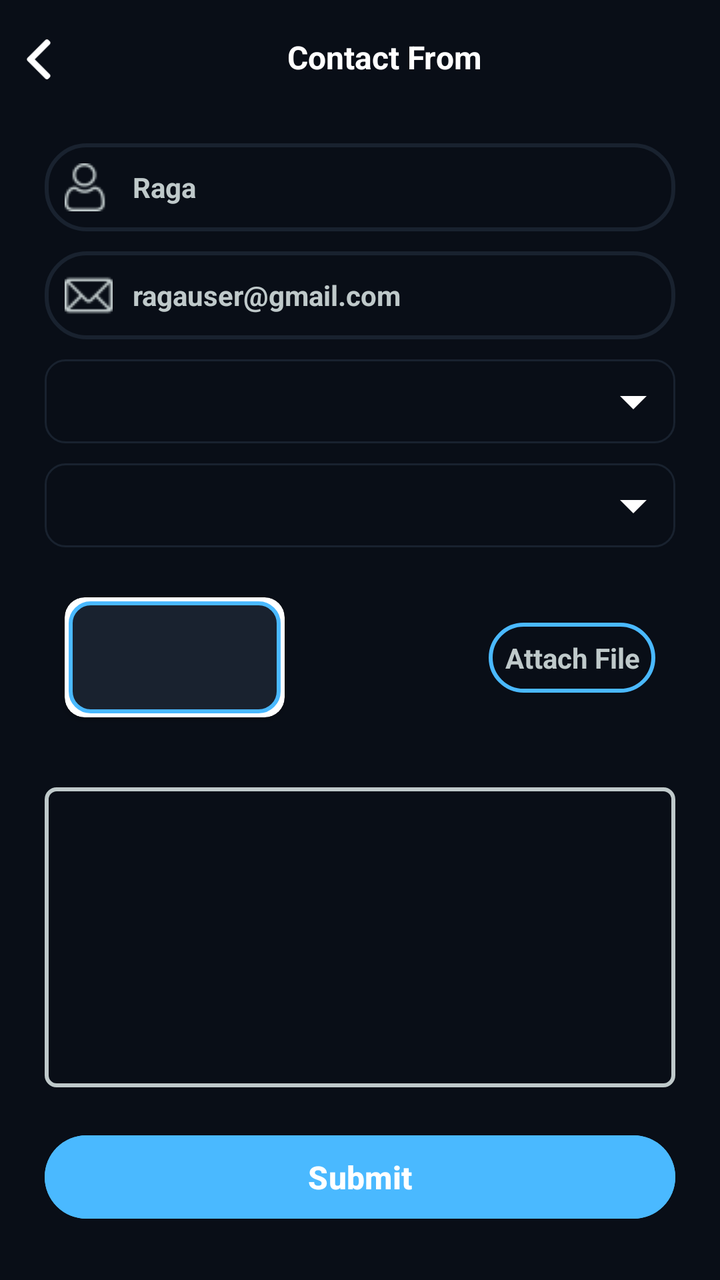
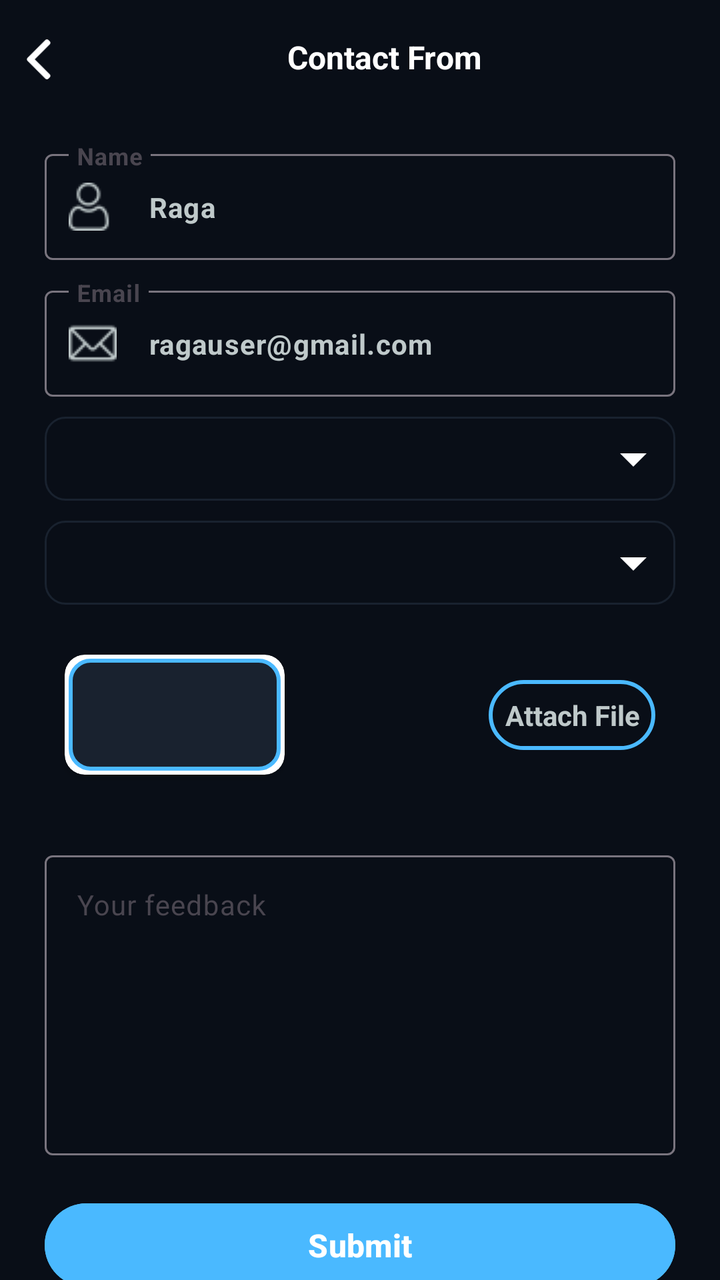

The first picture is an Android layout as it rendered before a commit; the second is the same layout after the commit. The layout source and the unified diff follow.
<!-- AndroidManifest.xml: application theme Theme.StreamingApp -->
<!-- res/layout/fragment_contact.xml -->
<?xml version="1.0" encoding="utf-8"?>
<androidx.constraintlayout.widget.ConstraintLayout xmlns:android="http://schemas.android.com/apk/res/android"
    xmlns:app="http://schemas.android.com/apk/res-auto"
    xmlns:tools="http://schemas.android.com/tools"
    android:layout_width="match_parent"
    android:layout_height="match_parent"
    android:background="@color/blmain"
    tools:context=".presentation.view.ContactFragment">

    <androidx.constraintlayout.widget.Guideline
        android:id="@+id/mainglTop"
        android:layout_width="wrap_content"
        android:layout_height="wrap_content"
        android:orientation="horizontal"
        app:layout_constraintGuide_percent="0.02" />

    <androidx.constraintlayout.widget.Guideline
        android:id="@+id/mainglBottom"
        android:layout_width="wrap_content"
        android:layout_height="wrap_content"
        android:orientation="horizontal"
        app:layout_constraintGuide_percent="0.98" />

    <androidx.constraintlayout.widget.Guideline
        android:id="@+id/mainglLeft"
        android:layout_width="wrap_content"
        android:layout_height="wrap_content"
        android:orientation="vertical"
        app:layout_constraintGuide_percent="0.02" />

    <androidx.constraintlayout.widget.Guideline
        android:id="@+id/mainglRight"
        android:layout_width="wrap_content"
        android:layout_height="wrap_content"
        android:orientation="vertical"
        app:layout_constraintGuide_percent="0.98" />


    <ImageView
        android:id="@+id/backIv"
        android:layout_width="24dp"
        android:layout_height="24dp"
        android:layout_marginTop="5dp"
        android:padding="2dp"
        android:src="@drawable/backgrey64px"
        android:tint="@color/white"
        app:layout_constraintTop_toBottomOf="@+id/mainglTop"
        app:layout_constraintStart_toStartOf="@+id/mainglLeft"
        tools:ignore="UseAppTint" />

    <TextView
        android:layout_width="0dp"
        android:layout_height="wrap_content"
        android:layout_margin="5dp"
        android:elevation="4dp"
        android:text="Contact From"
        android:textColor="@color/white"
        android:textAlignment="center"
        android:textSize="16sp"
        android:textStyle="bold"
        app:layout_constraintTop_toBottomOf="@+id/mainglTop"
        app:layout_constraintEnd_toStartOf="@+id/mainglRight"
        app:layout_constraintStart_toEndOf="@+id/backIv"/>



    <ScrollView
        android:layout_width="0dp"
        android:layout_height="wrap_content"
        android:fillViewport="true"
        android:scrollbars="none"
        app:layout_constraintEnd_toEndOf="@id/mainglRight"
        app:layout_constraintStart_toStartOf="@id/mainglLeft"
        app:layout_constraintTop_toBottomOf="@+id/backIv"
        >

        <LinearLayout
            android:layout_width="match_parent"
            android:layout_height="wrap_content"
            android:paddingTop="20dp"
            android:orientation="vertical">

            <EditText
                android:id="@+id/nameEdt"
                android:layout_width="match_parent"
                android:layout_height="wrap_content"
                android:layout_marginTop="10dp"
                android:layout_marginStart="15dp"
                android:layout_marginEnd="15dp"
                android:layout_gravity="center"
                android:textStyle="bold"
                android:gravity="start|center"
                android:inputType="text"
                android:text="Raga"
                android:textColor="@color/iconColor"
                android:textSize="14sp"
                android:padding="10dp"
                android:drawableStart="@drawable/person24px"
                android:drawableTint="@color/iconColor"
                android:drawablePadding="10dp"
                android:background="@drawable/lgtransparentlgblackstroke_bg"/>

            <EditText
                android:id="@+id/emailEdt"
                android:layout_width="match_parent"
                android:layout_height="wrap_content"
                android:layout_marginTop="10dp"
                android:layout_marginStart="15dp"
                android:layout_marginEnd="15dp"
                android:textStyle="bold"
                android:layout_gravity="center"
                android:gravity="start|center"
                android:inputType="textEmailAddress"
                android:text="ragauser@gmail.com"
                android:textColor="@color/iconColor"
                android:textSize="14sp"
                android:padding="10dp"
                android:drawableStart="@drawable/email24px"
                android:drawableTint="@color/iconColor"
                android:drawablePadding="10dp"
                android:background="@drawable/lgtransparentlgblackstroke_bg"/>

            <Spinner
                android:id="@+id/mobileType"
                android:layout_width="match_parent"
                android:layout_height="wrap_content"
                android:layout_marginTop="10dp"
                android:layout_marginStart="15dp"
                android:layout_marginEnd="15dp"
                android:layout_gravity="center"
                android:gravity="start|center"
                android:padding="10dp"
                android:background="@drawable/spinnerstroke_bg"
                android:popupBackground="@drawable/lgblackbluestroke_bg"
                android:textColor="@color/iconColor"
                android:textStyle="bold"
                android:textSize="14sp"
                android:dropDownVerticalOffset="10dp"
                android:spinnerItemStyle="@color/iconColor"
                android:spinnerMode="dropdown"
                style="@style/SpinnerDropDownItemStyle"/>


            <Spinner
                android:id="@+id/purposeType"
                android:layout_width="match_parent"
                android:layout_height="wrap_content"
                android:layout_marginTop="10dp"
                android:layout_marginStart="15dp"
                android:layout_marginEnd="15dp"
                android:layout_gravity="center"
                android:gravity="start|center"
                android:padding="10dp"
                android:background="@drawable/spinnerstroke_bg"
                android:popupBackground="@drawable/lgblackbluestroke_bg"
                android:textColor="@color/iconColor"
                android:textStyle="bold"
                android:textSize="14sp"
                android:dropDownVerticalOffset="10dp"
                android:spinnerItemStyle="@color/iconColor"
                android:spinnerMode="dropdown"
                style="@style/SpinnerDropDownItemStyle"/>





            <androidx.constraintlayout.widget.ConstraintLayout
                android:layout_width="match_parent"
                android:layout_height="wrap_content"
                android:layout_margin="15dp"
                android:layout_gravity="center"
                >

                <androidx.cardview.widget.CardView
                    android:layout_width="110dp"
                    android:layout_height="60dp"
                    app:cardCornerRadius="10dp"
                    android:layout_margin="10dp"
                    android:background="@android:color/transparent"
                    app:layout_constraintStart_toStartOf="parent"
                    app:layout_constraintTop_toTopOf="parent"
                    app:layout_constraintBottom_toBottomOf="parent">

                    <ImageView
                        android:id="@+id/imgIv"
                        android:layout_width="match_parent"
                        android:layout_height="match_parent"
                        android:layout_margin="2dp"
                        android:background="@drawable/lgblackbluestroke_bg"/>
                </androidx.cardview.widget.CardView>

                <TextView
                    android:id="@+id/attachFileTv"
                    android:layout_width="wrap_content"
                    android:layout_height="wrap_content"
                    android:layout_gravity="center"
                    android:layout_margin="10dp"
                    android:gravity="center"
                    android:padding="8dp"
                    android:text="Attach File"
                    android:textStyle="bold"
                    android:textSize="14sp"
                    android:textColor="@color/iconColor"
                    android:background="@drawable/lgtransparentbluestroke_bg"
                    app:layout_constraintEnd_toEndOf="parent"
                    app:layout_constraintTop_toTopOf="parent"
                    app:layout_constraintBottom_toBottomOf="parent"/>


            </androidx.constraintlayout.widget.ConstraintLayout>

            <EditText
                android:id="@+id/feedbackEdt"
                android:layout_width="match_parent"
                android:layout_height="150dp"
                android:layout_gravity="center"
                android:padding="4dp"
                android:gravity="top|start|center"
                android:layout_marginTop="10dp"
                android:layout_marginStart="15dp"
                android:layout_marginEnd="15dp"
                android:inputType="text"
                android:textColor="@color/white"
                android:textSize="14sp"
                android:background="@drawable/lgtransparentgreystroke_bg"/>

            <Button
                android:id="@+id/submitTv"
                android:layout_width="match_parent"
                android:layout_height="wrap_content"
                android:layout_gravity="center"
                android:gravity="center"
                android:layout_marginTop="20dp"
                android:layout_marginStart="15dp"
                android:layout_marginEnd="15dp"
                android:padding="10dp"
                android:text="Submit"
                android:textColor="@color/white"
                android:textSize="16sp"
                android:textStyle="bold"
                android:backgroundTint="@color/bluemain"
                />
            


        </LinearLayout>

    </ScrollView>


</androidx.constraintlayout.widget.ConstraintLayout>
<!-- resources referenced by this layout -->
<resources>
  <color name="blmain">#090E17</color>
  <color name="bluemain">#4AB9FF</color>
  <color name="iconColor">#BFC9CA</color>
  <color name="white">#FFFFFFFF</color>
  <!-- drawable lgblackbluestroke_bg (drawable) -->
  <?xml version="1.0" encoding="utf-8"?>
  <layer-list xmlns:android="http://schemas.android.com/apk/res/android">
      
      <item>
          <shape android:shape="rectangle">
              <stroke android:width="2dp" android:color="@color/bluemain"/>
              <solid android:color="@color/lgblackmain" />
              <corners android:radius="10dp" /> 
          </shape>
      </item>
  
  
  
  
  
  
  
  
  
  </layer-list>
  <!-- drawable lgtransparentbluestroke_bg (drawable) -->
  <?xml version="1.0" encoding="utf-8"?>
  <layer-list xmlns:android="http://schemas.android.com/apk/res/android">
      
      <item>
          <shape android:shape="rectangle">
              <stroke android:width="2dp" android:color="@color/bluemain"/>
              <solid android:color="@android:color/transparent" />
              <corners android:radius="20dp" /> 
          </shape>
      </item>
  
  
  
  
  
  
  
  
  
  </layer-list>
  <!-- drawable lgtransparentgreystroke_bg (drawable) -->
  <?xml version="1.0" encoding="utf-8"?>
  <layer-list xmlns:android="http://schemas.android.com/apk/res/android">
      
      <item>
          <shape android:shape="rectangle">
              <stroke android:width="2dp" android:color="@color/iconColor"/>
              <solid android:color="@android:color/transparent" />
              <corners android:radius="5dp" /> 
          </shape>
      </item>
  
  
  
  
  
  
  
  
  
  </layer-list>
  <!-- drawable lgtransparentlgblackstroke_bg (drawable) -->
  <?xml version="1.0" encoding="utf-8"?>
  <layer-list xmlns:android="http://schemas.android.com/apk/res/android">
      
      <item>
          <shape android:shape="rectangle">
              <stroke android:width="2dp" android:color="@color/lgblackmain"/>
              <solid android:color="@android:color/transparent" />
              <corners android:radius="20dp" /> 
          </shape>
      </item>
  
  
  </layer-list>
  <!-- drawable spinnerstroke_bg (drawable) -->
  <?xml version="1.0" encoding="utf-8"?>
  <layer-list xmlns:android="http://schemas.android.com/apk/res/android">
      
      <item>
          <shape android:shape="rectangle">
              <stroke android:width="1dp" android:color="@color/lgblackmain"/>
              <solid android:color="@android:color/transparent" />
              <corners android:radius="10dp" /> 
          </shape>
      </item>
  
      
      <item
          android:drawable="@drawable/arrow_drop_down"
          android:gravity="end|center_vertical"
          android:left="10dp"
          android:top="5dp"
          android:right="5dp"
          android:bottom="5dp"/>
  </layer-list>
  <style name="SpinnerDropDownItemStyle" parent="TextAppearance.AppCompat.Widget.DropDownItem">
          <item name="android:textColor">@color/white</item>
      </style>
  <style name="Theme.StreamingApp" parent="Base.Theme.StreamingApp" />
  <color name="lgblackmain">#19222F</color>
  <!-- drawable arrow_drop_down (drawable) -->
  <?xml version="1.0" encoding="utf-8"?>
  <vector xmlns:android="http://schemas.android.com/apk/res/android"
      android:width="32dp"
      android:height="32dp"
      android:viewportWidth="24.0"
      android:viewportHeight="24.0">
  
      <path
          android:fillColor="@color/white"
          android:pathData="M7 10l5 5 5-5z" />
  
  </vector>
  <style name="Base.Theme.StreamingApp" parent="Theme.Material3.DayNight.NoActionBar">
          
          <item name="android:navigationBarColor">@android:color/transparent</item>
  
          
          <item name="android:windowTranslucentStatus">false</item>
          <item name="android:windowTranslucentNavigation">false</item>
          <item name="android:statusBarColor">@color/bluemain</item>
          <item name="android:windowLightStatusBar">true</item>
          <item name="android:windowContentOverlay">@null</item>
  
          <item name="android:windowIsTranslucent">true</item>
  
      </style>
  <!-- unchanged entries left out for length: 3 -->
</resources>

<!-- the commit's change to res/layout/fragment_contact.xml (unified diff, before → after) -->
@@ -4,7 +4,7 @@
     xmlns:tools="http://schemas.android.com/tools"
     android:layout_width="match_parent"
     android:layout_height="match_parent"
-    android:background="@color/blmain"
+
     tools:context=".presentation.view.ContactFragment">
 
     <androidx.constraintlayout.widget.Guideline
@@ -43,6 +43,7 @@
         android:layout_marginTop="5dp"
         android:padding="2dp"
         android:src="@drawable/backgrey64px"
+        android:contentDescription="@string/back"
         android:tint="@color/white"
         app:layout_constraintTop_toBottomOf="@+id/mainglTop"
         app:layout_constraintStart_toStartOf="@+id/mainglLeft"
@@ -80,45 +81,54 @@
             android:paddingTop="20dp"
             android:orientation="vertical">
 
-            <EditText
-                android:id="@+id/nameEdt"
-                android:layout_width="match_parent"
-                android:layout_height="wrap_content"
-                android:layout_marginTop="10dp"
-                android:layout_marginStart="15dp"
-                android:layout_marginEnd="15dp"
-                android:layout_gravity="center"
-                android:textStyle="bold"
-                android:gravity="start|center"
-                android:inputType="text"
-                android:text="Raga"
-                android:textColor="@color/iconColor"
-                android:textSize="14sp"
-                android:padding="10dp"
-                android:drawableStart="@drawable/person24px"
-                android:drawableTint="@color/iconColor"
-                android:drawablePadding="10dp"
-                android:background="@drawable/lgtransparentlgblackstroke_bg"/>
-
-            <EditText
-                android:id="@+id/emailEdt"
-                android:layout_width="match_parent"
-                android:layout_height="wrap_content"
-                android:layout_marginTop="10dp"
-                android:layout_marginStart="15dp"
-                android:layout_marginEnd="15dp"
-                android:textStyle="bold"
-                android:layout_gravity="center"
-                android:gravity="start|center"
-                android:inputType="textEmailAddress"
-                android:text="ragauser@gmail.com"
-                android:textColor="@color/iconColor"
-                android:textSize="14sp"
-                android:padding="10dp"
-                android:drawableStart="@drawable/email24px"
-                android:drawableTint="@color/iconColor"
-                android:drawablePadding="10dp"
-                android:background="@drawable/lgtransparentlgblackstroke_bg"/>
+            <com.google.android.material.textfield.TextInputLayout
+                android:layout_width="match_parent"
+                android:layout_height="wrap_content"
+                android:layout_marginTop="10dp"
+                android:layout_marginStart="15dp"
+                android:layout_marginEnd="15dp"
+                app:startIconDrawable="@drawable/person24px"
+                app:startIconTint="@color/iconColor"
+                app:boxBackgroundMode="outline"
+                app:hintTextColor="@color/iconColor"
+                android:hint="Name">
+
+                <com.google.android.material.textfield.TextInputEditText
+                    android:id="@+id/nameEdt"
+                    android:layout_width="match_parent"
+                    android:layout_height="wrap_content"
+                    android:autofillHints="name"
+                    android:inputType="textPersonName"
+                    android:text="Raga"
+                    android:textColor="@color/iconColor"
+                    android:textSize="14sp"
+                    android:textStyle="bold"/>
+            </com.google.android.material.textfield.TextInputLayout>
+
+
+            <com.google.android.material.textfield.TextInputLayout
+                android:layout_width="match_parent"
+                android:layout_height="wrap_content"
+                android:layout_marginTop="10dp"
+                android:layout_marginStart="15dp"
+                android:layout_marginEnd="15dp"
+                app:startIconDrawable="@drawable/email24px"
+                app:startIconTint="@color/iconColor"
+                app:boxBackgroundMode="outline"
+                android:hint="Email">
+
+                <com.google.android.material.textfield.TextInputEditText
+                    android:id="@+id/emailEdt"
+                    android:layout_width="match_parent"
+                    android:layout_height="wrap_content"
+                    android:autofillHints="emailAddress"
+                    android:inputType="textEmailAddress"
+                    android:text="ragauser@gmail.com"
+                    android:textColor="@color/iconColor"
+                    android:textSize="14sp"
+                    android:textStyle="bold"/>
+            </com.google.android.material.textfield.TextInputLayout>
+
 
             <Spinner
                 android:id="@+id/mobileType"
@@ -187,6 +197,7 @@
                         android:layout_width="match_parent"
                         android:layout_height="match_parent"
                         android:layout_margin="2dp"
+                        android:contentDescription="@string/user_photo_description"
                         android:background="@drawable/lgblackbluestroke_bg"/>
                 </androidx.cardview.widget.CardView>
 
@@ -210,20 +221,26 @@
 
             </androidx.constraintlayout.widget.ConstraintLayout>
 
-            <EditText
-                android:id="@+id/feedbackEdt"
-                android:layout_width="match_parent"
-                android:layout_height="150dp"
-                android:layout_gravity="center"
-                android:padding="4dp"
-                android:gravity="top|start|center"
-                android:layout_marginTop="10dp"
-                android:layout_marginStart="15dp"
-                android:layout_marginEnd="15dp"
-                android:inputType="text"
-                android:textColor="@color/white"
-                android:textSize="14sp"
-                android:background="@drawable/lgtransparentgreystroke_bg"/>
+            <com.google.android.material.textfield.TextInputLayout
+                android:layout_width="match_parent"
+                android:layout_height="wrap_content"
+                android:layout_marginTop="10dp"
+                android:layout_marginStart="15dp"
+                android:layout_marginEnd="15dp"
+                app:boxBackgroundMode="outline"
+                android:hint="Your feedback">
+
+                <com.google.android.material.textfield.TextInputEditText
+                    android:id="@+id/feedbackEdt"
+                    android:layout_width="match_parent"
+                    android:layout_height="150dp"
+                    android:inputType="textMultiLine"
+                    android:gravity="top|start"
+                    android:textSize="14sp"
+                    android:textColor="@color/white"
+                    android:importantForAutofill="no"/>
+            </com.google.android.material.textfield.TextInputLayout>
+
 
             <Button
                 android:id="@+id/submitTv"
<!-- resource entries referenced after the edit -->
@@ -46,41 +46,6 @@
   
   
   </layer-list>
-  <!-- drawable lgtransparentgreystroke_bg (drawable) -->
-  <?xml version="1.0" encoding="utf-8"?>
-  <layer-list xmlns:android="http://schemas.android.com/apk/res/android">
-      
-      <item>
-          <shape android:shape="rectangle">
-              <stroke android:width="2dp" android:color="@color/iconColor"/>
-              <solid android:color="@android:color/transparent" />
-              <corners android:radius="5dp" /> 
-          </shape>
-      </item>
-  
-  
-  
-  
-  
-  
-  
-  
-  
-  </layer-list>
-  <!-- drawable lgtransparentlgblackstroke_bg (drawable) -->
-  <?xml version="1.0" encoding="utf-8"?>
-  <layer-list xmlns:android="http://schemas.android.com/apk/res/android">
-      
-      <item>
-          <shape android:shape="rectangle">
-              <stroke android:width="2dp" android:color="@color/lgblackmain"/>
-              <solid android:color="@android:color/transparent" />
-              <corners android:radius="20dp" /> 
-          </shape>
-      </item>
-  
-  
-  </layer-list>
   <!-- drawable spinnerstroke_bg (drawable) -->
   <?xml version="1.0" encoding="utf-8"?>
   <layer-list xmlns:android="http://schemas.android.com/apk/res/android">
@@ -102,6 +67,8 @@
           android:right="5dp"
           android:bottom="5dp"/>
   </layer-list>
+  <string name="back">Back</string>
+  <string name="user_photo_description">Photo of User</string>
   <style name="SpinnerDropDownItemStyle" parent="TextAppearance.AppCompat.Widget.DropDownItem">
           <item name="android:textColor">@color/white</item>
       </style>
@@ -125,6 +92,8 @@
           <item name="android:navigationBarColor">@android:color/transparent</item>
   
           
+          <item name="android:windowBackground">@color/blmain</item>
+  
           <item name="android:windowTranslucentStatus">false</item>
           <item name="android:windowTranslucentNavigation">false</item>
           <item name="android:statusBarColor">@color/bluemain</item>
